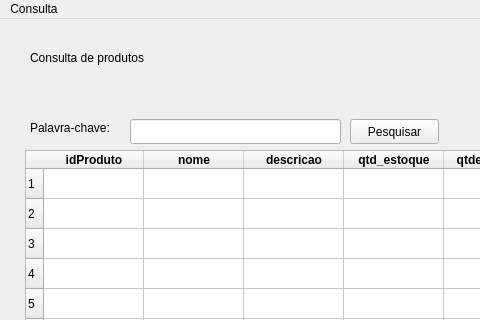
Old version of the form Interface/consultaProdutos_.ui in the repository jessica-lemes/Projeto-Estoque; both pictures show x 0 to 480 and y 0 to 320 of the 725 by 462 pixel window.
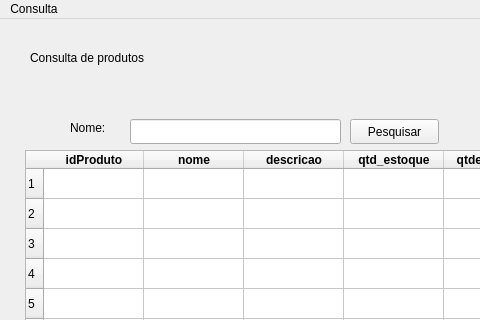
New version of the form.

Diff of the .ui file:
```diff
--- a/Interface/consultaProdutos_.ui
+++ b/Interface/consultaProdutos_.ui
@@ -181,14 +181,14 @@
    <widget class="QLabel" name="label_2">
     <property name="geometry">
      <rect>
-      <x>30</x>
+      <x>70</x>
       <y>100</y>
-      <width>101</width>
+      <width>51</width>
       <height>17</height>
      </rect>
     </property>
     <property name="text">
-     <string>Palavra-chave:</string>
+     <string>Nome:</string>
     </property>
    </widget>
    <widget class="QPushButton" name="pushButton">
```
Left out of the diff: 2 changed lines with no effect on the pictures.
